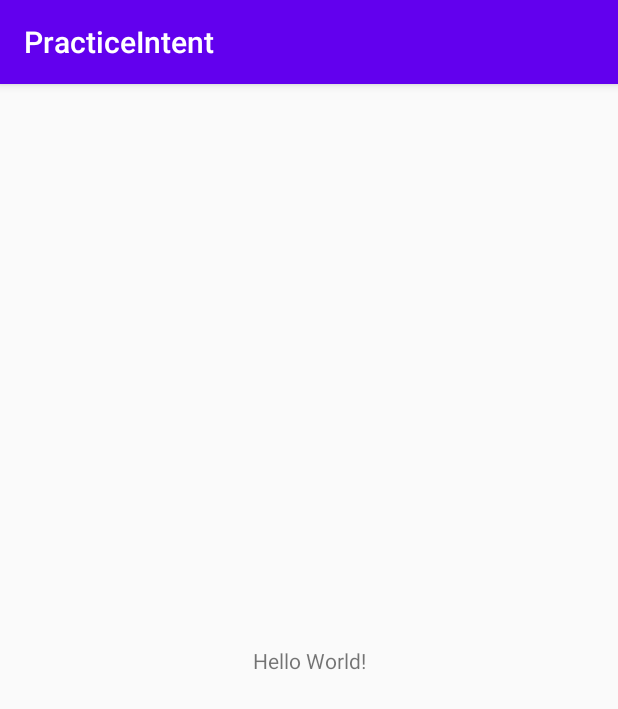
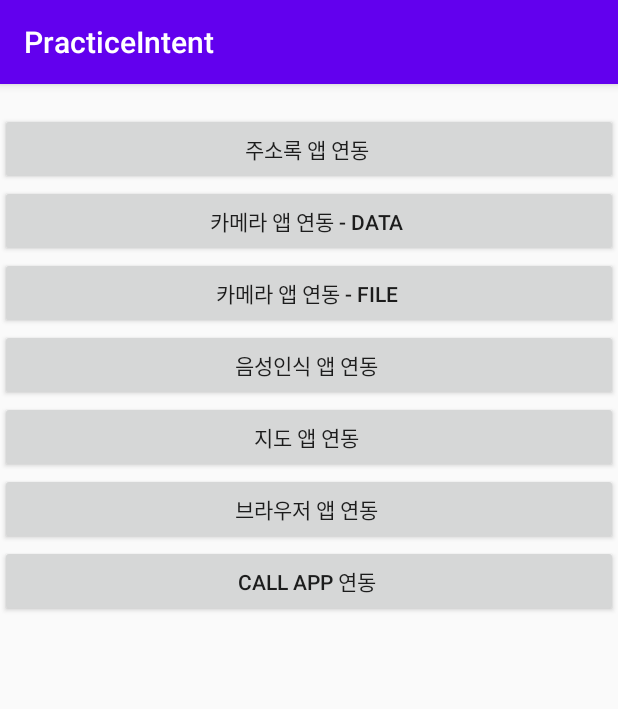
Before and after one commit to SeongGyeongOh/PracticeIntent, an Android app: the screen it shows after launch (MainActivity before the commit, Lab14_2Activity after it), on a phone screen of 412 x 824 dp. Shown: the top 709 px of the screen. Run offline under Robolectric (Android 15) with nearby library versions, the phone set to English and light mode, and no system bars.

Commit message:
intent practice -exists error(about provider)

```diff
--- a/app/build.gradle
+++ b/app/build.gradle
@@ -30,4 +30,5 @@ dependencies {
     androidTestImplementation 'androidx.test.ext:junit:1.1.2'
     androidTestImplementation 'androidx.test.espresso:espresso-core:3.3.0'
 
+
 }
--- /dev/null
+++ b/app/src/main/java/com/gyeong/practiceintent/Lab14_2Activity.java
@@ -0,0 +1,189 @@
+package com.gyeong.practiceintent;
+
+import android.Manifest;
+import android.content.Context;
+import android.content.Intent;
+import android.content.pm.PackageManager;
+import android.graphics.Bitmap;
+import android.graphics.BitmapFactory;
+import android.net.Uri;
+import android.os.Bundle;
+import android.os.Environment;
+import android.provider.ContactsContract;
+import android.provider.MediaStore;
+import android.speech.RecognitionService;
+import android.speech.RecognizerIntent;
+import android.view.View;
+import android.widget.Button;
+import android.widget.ImageView;
+import android.widget.TextView;
+
+import androidx.annotation.Nullable;
+import androidx.appcompat.app.AppCompatActivity;
+import androidx.core.app.ActivityCompat;
+import androidx.core.content.ContextCompat;
+import androidx.core.content.FileProvider;
+
+import java.io.File;
+import java.io.FileInputStream;
+import java.io.FileNotFoundException;
+import java.io.FilePermission;
+import java.io.IOException;
+import java.io.InputStream;
+import java.util.ArrayList;
+
+import static android.app.Activity.RESULT_OK;
+
+/**
+ * Created by kkang
+ * 깡샘의 안드로이드 프로그래밍 - 루비페이퍼
+ * 위의 교재에 담겨져 있는 코드로 설명 및 활용 방법은 교제를 확인해 주세요.
+ */
+public class Lab14_2Activity extends AppCompatActivity implements View.OnClickListener{
+    Button contactsBtn;
+    Button cameraDataBtn;
+    Button cameraFileBtn;
+    Button speechBtn;
+    Button mapBtn;
+    Button browserBtn;
+    Button callBtn;
+
+    TextView resultView;
+    ImageView resultImageView;
+
+    File filePath;
+
+    int reqWidth;
+    int reqHeight;
+    @Override
+    protected void onCreate(Bundle savedInstanceState) {
+        super.onCreate(savedInstanceState);
+        setContentView(R.layout.activity_lab14_2);
+
+        resultView=findViewById(R.id.resultView);
+        contactsBtn=findViewById(R.id.btn_contacts);
+        cameraDataBtn=findViewById(R.id.btn_camera_data);
+        cameraFileBtn=findViewById(R.id.btn_camera_file);
+        speechBtn=findViewById(R.id.btn_speech);
+        mapBtn=findViewById(R.id.btn_map);
+        browserBtn=findViewById(R.id.btn_browser);
+        callBtn=findViewById(R.id.btn_call);
+        resultImageView=findViewById(R.id.resultImageView);
+
+        contactsBtn.setOnClickListener(this);
+        cameraDataBtn.setOnClickListener(this);
+        cameraFileBtn.setOnClickListener(this);
+        speechBtn.setOnClickListener(this);
+        mapBtn.setOnClickListener(this);
+        browserBtn.setOnClickListener(this);
+        callBtn.setOnClickListener(this);
+        resultImageView.setOnClickListener(this);
+
+        reqWidth = getResources().getDimensionPixelSize(R.dimen.request_image_width);
+        reqHeight = getResources().getDimensionPixelSize(R.dimen.request_image_height);
+    }
+
+    @Override
+    public void onClick(View v) {
+        if(v==contactsBtn){
+            Intent intent=new Intent(Intent.ACTION_PICK);
+            intent.setData(ContactsContract.CommonDataKinds.Phone.CONTENT_URI);
+            startActivityForResult(intent, 10);
+        }else if(v==cameraDataBtn){
+            Intent intent=new Intent(MediaStore.ACTION_IMAGE_CAPTURE);
+            startActivityForResult(intent, 30);
+        }else if(v==cameraFileBtn){
+            if(ContextCompat.checkSelfPermission(this, Manifest.permission.WRITE_EXTERNAL_STORAGE)== PackageManager.PERMISSION_GRANTED){
+                try{
+                    String dirPath= Environment.getExternalStorageDirectory().getAbsolutePath()+"/myApp";
+                    File dir=new File(dirPath);
+                    if(!dir.exists()){
+                        dir.mkdir();
+                    }
+
+                    filePath=File.createTempFile("IMG", ".jpg", dir);
+                    if(!filePath.exists()){
+                        filePath.createNewFile();
+                    }
+
+                    Uri photoURI=FileProvider.getUriForFile(Lab14_2Activity.this, BuildConfig.APPLICATION_ID+".provider", filePath);
+                    Intent intent=new Intent(MediaStore.ACTION_IMAGE_CAPTURE);
+                    startActivityForResult(intent, 40);
+
+                } catch (Exception e) {
+                    e.printStackTrace();
+                }
+
+            }else {
+                ActivityCompat.requestPermissions(this, new String[]{Manifest.permission.WRITE_EXTERNAL_STORAGE}, 100);
+            }
+        }else if(v==speechBtn){
+            Intent intent=new Intent(RecognizerIntent.ACTION_RECOGNIZE_SPEECH);
+            intent.putExtra(RecognizerIntent.EXTRA_LANGUAGE_MODEL, RecognizerIntent.LANGUAGE_MODEL_FREE_FORM);
+            intent.putExtra(RecognizerIntent.EXTRA_PROMPT, "음성인식 테스트");
+            startActivityForResult(intent, 50);
+        }else if(v==mapBtn){
+            Intent intent=new Intent(Intent.ACTION_VIEW, Uri.parse("geo:37.5662952, 126.9779451") );
+            startActivity(intent);
+        }else if(v==browserBtn){
+            Intent intent=new Intent(Intent.ACTION_VIEW, Uri.parse("http://www.seoul.go.kr"));
+            startActivity(intent);
+        }else if(v==callBtn){
+            if(ContextCompat.checkSelfPermission(this, Manifest.permission.CALL_PHONE)==PackageManager.PERMISSION_GRANTED){
+                Intent intent=new Intent(Intent.ACTION_CALL, Uri.parse("tel:02-120"));
+                startActivity(intent);
+            }else {
+                ActivityCompat.requestPermissions(this, new String[]{Manifest.permission.CALL_PHONE}, 100);
+            }
+        }else if(v==resultImageView){
+            Intent intent=new Intent(Intent.ACTION_VIEW);
+            Uri photoUri=FileProvider.getUriForFile(Lab14_2Activity.this, BuildConfig.APPLICATION_ID+".provider", filePath);
+            intent.setDataAndType(photoUri, "image/*");
+            intent.addFlags(Intent.FLAG_GRANT_READ_URI_PERMISSION);
+            startActivity(intent);
+        }
+    }
+
+    @Override
+    protected void onActivityResult(int requestCode, int resultCode, @Nullable Intent data) {
+        super.onActivityResult(requestCode, resultCode, data);
+        if(requestCode==10&&resultCode==RESULT_OK){
+            String result=data.getDataString();
+            resultView.setText(result);
+        } else if (requestCode == 30 && resultCode == RESULT_OK) {
+            Bitmap bitmap= (Bitmap) data.getExtras().get("data");
+            resultImageView.setImageBitmap(bitmap);
+        }else if(requestCode==40&&resultCode==RESULT_OK){
+            if(filePath!=null){
+                BitmapFactory.Options options=new BitmapFactory.Options();
+                options.inJustDecodeBounds=true;
+                try {
+                    InputStream in=new FileInputStream(filePath);
+                    BitmapFactory.decodeStream(in, null, options);
+                    in.close();
+                    in=null;
+                } catch (FileNotFoundException e) {
+                    e.printStackTrace();
+                } catch (IOException e) {
+                    e.printStackTrace();
+                }
+                final int height=options.outHeight;
+                final int width=options.outWidth;
+                int inSampleSize=1;
+                if(height>reqHeight||width>reqWidth){
+                    final int heightRatio=Math.round((float)height/(float)reqHeight);
+                    final int widthRatio=Math.round((float)width/(float)reqWidth);
+                    inSampleSize=heightRatio<width?heightRatio:widthRatio;
+                }
+                BitmapFactory.Options imgOptions=new BitmapFactory.Options();
+                imgOptions.inSampleSize=inSampleSize;
+                Bitmap bitmap=BitmapFactory.decodeFile(filePath.getAbsolutePath(), imgOptions);
+                resultImageView.setImageBitmap(bitmap);
+            }else if(requestCode==50&&resultCode==RESULT_OK){
+                ArrayList<String> results=data.getStringArrayListExtra(RecognizerIntent.EXTRA_RESULTS);
+                String result=results.get(0);
+                resultView.setText(result);
+            }
+        }
+    }
+}
--- /dev/null
+++ b/app/src/main/res/layout/activity_lab14_2.xml
@@ -0,0 +1,60 @@
+<?xml version="1.0" encoding="utf-8"?>
+<LinearLayout xmlns:android="http://schemas.android.com/apk/res/android"
+    android:id="@+id/activity_lab2"
+    android:layout_width="match_parent"
+    android:layout_height="match_parent"
+    android:orientation="vertical">
+
+    <TextView
+        android:id="@+id/resultView"
+        android:layout_width="match_parent"
+        android:layout_height="wrap_content" />
+
+    <Button
+        android:id="@+id/btn_contacts"
+        android:layout_width="match_parent"
+        android:layout_height="wrap_content"
+        android:text="주소록 앱 연동 "/>
+
+    <Button
+        android:id="@+id/btn_camera_data"
+        android:layout_width="match_parent"
+        android:layout_height="wrap_content"
+        android:text="카메라 앱 연동 - Data "/>
+
+    <Button
+        android:id="@+id/btn_camera_file"
+        android:layout_width="match_parent"
+        android:layout_height="wrap_content"
+        android:text="카메라 앱 연동 - File "/>
+
+    <Button
+        android:id="@+id/btn_speech"
+        android:layout_width="match_parent"
+        android:layout_height="wrap_content"
+        android:text="음성인식 앱 연동 "/>
+
+    <Button
+        android:id="@+id/btn_map"
+        android:layout_width="match_parent"
+        android:layout_height="wrap_content"
+        android:text="지도 앱 연동 "/>
+
+    <Button
+        android:id="@+id/btn_browser"
+        android:layout_width="match_parent"
+        android:layout_height="wrap_content"
+        android:text="브라우저 앱 연동 "/>
+
+    <Button
+        android:id="@+id/btn_call"
+        android:layout_width="match_parent"
+        android:layout_height="wrap_content"
+        android:text="Call App 연동 "/>
+
+    <ImageView
+        android:id="@+id/resultImageView"
+        android:layout_width="wrap_content"
+        android:layout_height="wrap_content"
+        android:clickable="true"/>
+</LinearLayout>
--- a/app/src/main/res/layout/activity_main.xml
+++ b/app/src/main/res/layout/activity_main.xml
@@ -1,18 +1,12 @@
 <?xml version="1.0" encoding="utf-8"?>
-<androidx.constraintlayout.widget.ConstraintLayout xmlns:android="http://schemas.android.com/apk/res/android"
+<LinearLayout xmlns:android="http://schemas.android.com/apk/res/android"
     xmlns:app="http://schemas.android.com/apk/res-auto"
     xmlns:tools="http://schemas.android.com/tools"
     android:layout_width="match_parent"
     android:layout_height="match_parent"
+    android:orientation="vertical"
+    android:padding="16dp"
     tools:context=".MainActivity">
 
-    <TextView
-        android:layout_width="wrap_content"
-        android:layout_height="wrap_content"
-        android:text="Hello World!"
-        app:layout_constraintBottom_toBottomOf="parent"
-        app:layout_constraintLeft_toLeftOf="parent"
-        app:layout_constraintRight_toRightOf="parent"
-        app:layout_constraintTop_toTopOf="parent" />
 
-</androidx.constraintlayout.widget.ConstraintLayout>
+</LinearLayout>
--- /dev/null
+++ b/app/src/main/res/values/dimens.xml
@@ -0,0 +1,5 @@
+<?xml version="1.0" encoding="utf-8" ?>
+<resources>
+    <dimen name="request_image_width">250dp</dimen>
+    <dimen name="request_image_height">150dp</dimen>
+</resources>
--- /dev/null
+++ b/app/src/main/res/xml/provider_paths.xml
@@ -0,0 +1,4 @@
+<?xml version="1.0" encoding="utf-8"?>
+<paths xmlns:android="http://schemas.android.com/apk/res/android">
+    <external-path name="myfiles" path="."/>
+</paths>
```
Also changed, not shown: app/src/main/AndroidManifest.xml (+16 -1 lines), app/src/main/java/com/gyeong/practiceintent/MainActivity.java (+13 -0 lines).
